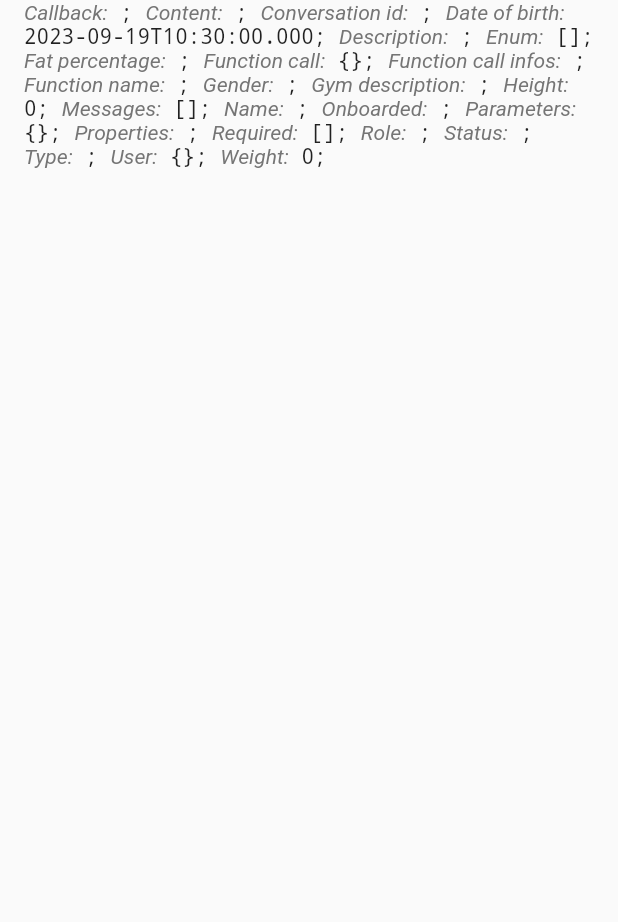
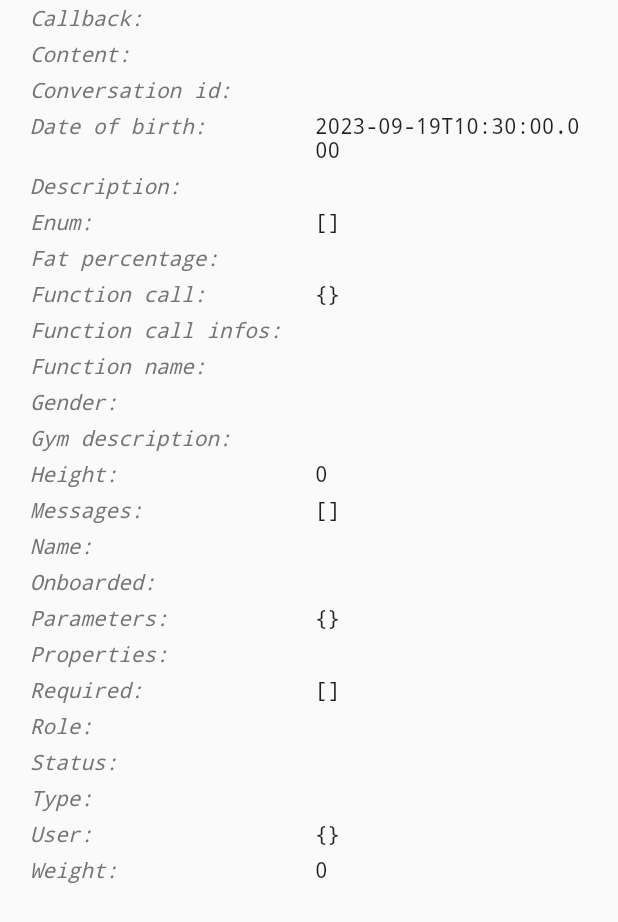
Before and after one commit to veighnsche/weightlifting_plan_and_track, a Flutter app: the FunctionCallBody widget shown alone on an empty page, opened directly with empty values, on a phone screen of 412 x 824 dp. Shown: the top 922 px of the screen. Run offline on Flutter 3.47's test engine with Material 2 defaults, Android fonts, the phone set to English and light mode, and no system bars; our stand-ins replace cloud_firestore, firebase_auth, firebase_core, google_sign_in; accounts and stored records are empty; network calls fail.

Commit message:
finished with styling of function calls

```diff
--- a/ui/lib/widgets/chat/function_call_body.dart
+++ b/ui/lib/widgets/chat/function_call_body.dart
@@ -16,78 +16,100 @@ class FunctionCallBody extends StatelessWidget {
   Widget build(BuildContext context) {
     return Padding(
       padding: const EdgeInsets.symmetric(horizontal: 16.0),
-      child: RichText(
-        text: TextSpan(
-          style: DefaultTextStyle.of(context).style.copyWith(fontFamily: 'Courier New'),
-          children: _generateTextSpans(),
+      child: Table(
+        columnWidths: const {
+          0: FlexColumnWidth(1),
+          1: FlexColumnWidth(1),
+        },
+        children: _generateTableRows(),
+      ),
+    );
+  }
+
+  List<TableRow> _generateTableRows() {
+    List<TableRow> rows = [];
+
+    if (properties != null) {
+      rows.addAll(_processProperties());
+    }
+    rows.addAll(_processDeprecatedParameters());
+
+    return rows;
+  }
+
+  List<TableRow> _processProperties() {
+    List<TableRow> rows = [];
+    for (var property in properties!) {
+      if (parameters.containsKey(property)) {
+        rows.add(TableRow(children: [
+          _boldTableCell("${camelCaseToSpaceCase(property)}:"),
+          _normalTableCell(parameters[property].toString()),
+        ]));
+      } else {
+        rows.add(TableRow(children: [
+          _greyTableCell("${camelCaseToSpaceCase(property)}:"),
+          _normalTableCell('-'),
+        ]));
+      }
+    }
+    return rows;
+  }
+
+  List<TableRow> _processDeprecatedParameters() {
+    List<TableRow> rows = [];
+    for (var key in parameters.keys) {
+      if (properties == null || !properties!.contains(key)) {
+        rows.add(TableRow(children: [
+          _italicGreyTableCell("${camelCaseToSpaceCase(key)}:"),
+          _normalTableCell(parameters[key].toString()),
+        ]));
+      }
+    }
+    return rows;
+  }
+
+  Widget _boldTableCell(String text) {
+    return Padding(
+      padding: const EdgeInsets.all(4.0),
+      child: Text(
+        text,
+        style: const TextStyle(
+            fontWeight: FontWeight.bold, fontFamily: 'Courier New'),
+      ),
+    );
+  }
+
+  Widget _normalTableCell(String text) {
+    return Padding(
+      padding: const EdgeInsets.all(4.0),
+      child: Text(
+        text,
+        style: const TextStyle(fontFamily: 'Courier New'),
+      ),
+    );
+  }
+
+  Widget _greyTableCell(String text) {
+    return Padding(
+      padding: const EdgeInsets.all(4.0),
+      child: Text(
+        text,
+        style: const TextStyle(color: Colors.grey, fontFamily: 'Courier New'),
+      ),
+    );
+  }
+
+  Widget _italicGreyTableCell(String text) {
+    return Padding(
+      padding: const EdgeInsets.all(4.0),
+      child: Text(
+        text,
+        style: TextStyle(
+          color: Colors.grey[600],
+          fontStyle: FontStyle.italic,
+          fontFamily: 'Courier New',
         ),
       ),
     );
   }
-
-  List<TextSpan> _generateTextSpans() {
-    List<TextSpan> spans = [];
-
-    if (properties != null) {
-      spans.addAll(_processProperties());
-    }
-    spans.addAll(_processDeprecatedParameters());
-
-    return spans;
-  }
-
-  List<TextSpan> _processProperties() {
-    List<TextSpan> spans = [];
-    for (var property in properties!) {
-      if (parameters.containsKey(property)) {
-        spans.add(_boldTextSpan("${camelCaseToSpaceCase(property)}:"));
-        spans.add(_normalTextSpan(' ${parameters[property].toString()}'));
-      } else {
-        spans.add(_greyTextSpan("${camelCaseToSpaceCase(property)}:"));
-        spans.add(const TextSpan(text: ' -'));
-      }
-      spans.add(const TextSpan(text: '; '));
-    }
-    return spans;
-  }
-
-  List<TextSpan> _processDeprecatedParameters() {
-    List<TextSpan> spans = [];
-    for (var key in parameters.keys) {
-      if (properties == null || !properties!.contains(key)) {
-        spans.add(_italicGreyTextSpan("${camelCaseToSpaceCase(key)}:"));
-        spans.add(_normalTextSpan(' ${parameters[key].toString()}'));
-        spans.add(const TextSpan(text: '; '));
-      }
-    }
-    return spans;
-  }
-
-  TextSpan _boldTextSpan(String text) {
-    return TextSpan(
-      text: text,
-      style: const TextStyle(fontWeight: FontWeight.bold),
-    );
-  }
-
-  TextSpan _normalTextSpan(String text) {
-    return TextSpan(text: text);
-  }
-
-  TextSpan _greyTextSpan(String text) {
-    return TextSpan(
-      text: text,
-      style: const TextStyle(color: Colors.grey),
-    );
-  }
-
-  TextSpan _italicGreyTextSpan(String text) {
-    return TextSpan(
-      text: text,
-      style: TextStyle(
-        color: Colors.grey[600],
-        fontStyle: FontStyle.italic,
-      ),
-    );
-  }
 }
```
Also changed, not shown: ui/lib/widgets/chat/function_call_message.dart (+149 -24 lines).
